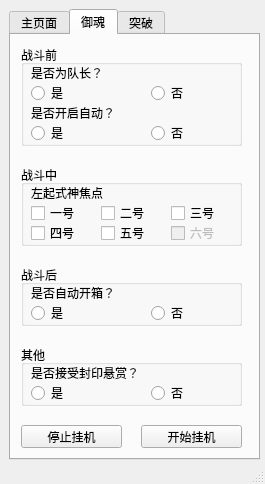
Qt form yyswindow.ui (huangyisan/yys_assistant) before a commit.
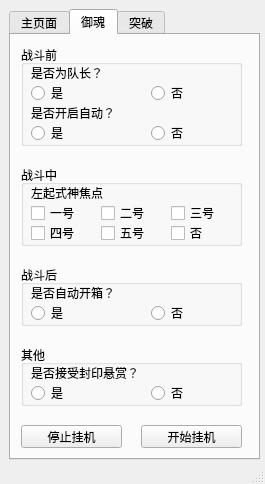
The same form after that commit.

What changed in the file:
```diff
--- a/yyswindow.ui
+++ b/yyswindow.ui
@@ -442,7 +442,7 @@
         <rect>
          <x>10</x>
          <y>40</y>
-         <width>71</width>
+         <width>51</width>
          <height>16</height>
         </rect>
        </property>
@@ -458,7 +458,7 @@
         <rect>
          <x>80</x>
          <y>40</y>
-         <width>71</width>
+         <width>51</width>
          <height>16</height>
         </rect>
        </property>
@@ -474,7 +474,7 @@
         <rect>
          <x>150</x>
          <y>40</y>
-         <width>71</width>
+         <width>51</width>
          <height>16</height>
         </rect>
        </property>
@@ -490,7 +490,7 @@
         <rect>
          <x>10</x>
          <y>60</y>
-         <width>71</width>
+         <width>51</width>
          <height>16</height>
         </rect>
        </property>
@@ -503,18 +503,18 @@
       </widget>
       <widget class="QCheckBox" name="checkbox_sixth_pos">
        <property name="enabled">
-        <bool>false</bool>
+        <bool>true</bool>
        </property>
        <property name="geometry">
         <rect>
          <x>150</x>
          <y>60</y>
-         <width>71</width>
+         <width>51</width>
          <height>16</height>
         </rect>
        </property>
        <property name="text">
-        <string>六号</string>
+        <string>否</string>
        </property>
        <attribute name="buttonGroup">
         <string notr="true">buttonGroup_2</string>
@@ -525,7 +525,7 @@
         <rect>
          <x>80</x>
          <y>60</y>
-         <width>71</width>
+         <width>51</width>
          <height>16</height>
         </rect>
        </property>
```
Left out of the diff: 11 changed lines with no effect on the pictures.
